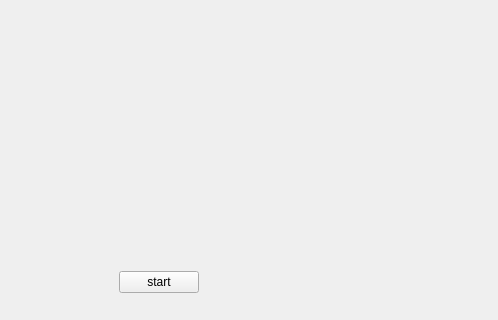
Qt form mainwindow.ui (clebail/qtiasnake) before a commit; both pictures show x 302 to 800 and y 280 to 600 of the 800 by 600 pixel window.
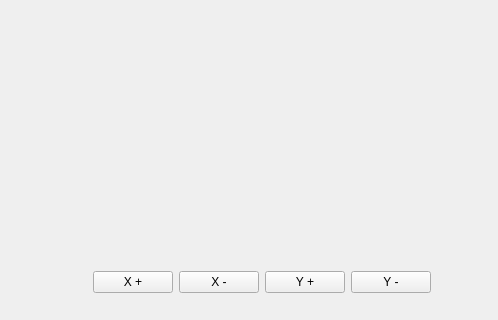
The same form after that commit. Custom widgets are drawn as their Qt base class.

Patch:
```diff
--- a/mainwindow.ui
+++ b/mainwindow.ui
@@ -52,7 +52,28 @@
           <item>
            <widget class="QPushButton" name="pbStart">
             <property name="text">
-             <string>start</string>
+             <string>X +</string>
+            </property>
+           </widget>
+          </item>
+          <item>
+           <widget class="QPushButton" name="pbXm">
+            <property name="text">
+             <string>X -</string>
+            </property>
+           </widget>
+          </item>
+          <item>
+           <widget class="QPushButton" name="pbYp">
+            <property name="text">
+             <string>Y +</string>
+            </property>
+           </widget>
+          </item>
+          <item>
+           <widget class="QPushButton" name="pbYm">
+            <property name="text">
+             <string>Y -</string>
             </property>
            </widget>
           </item>
```
Left out of the diff: 2 changed lines with no effect on the pictures.
